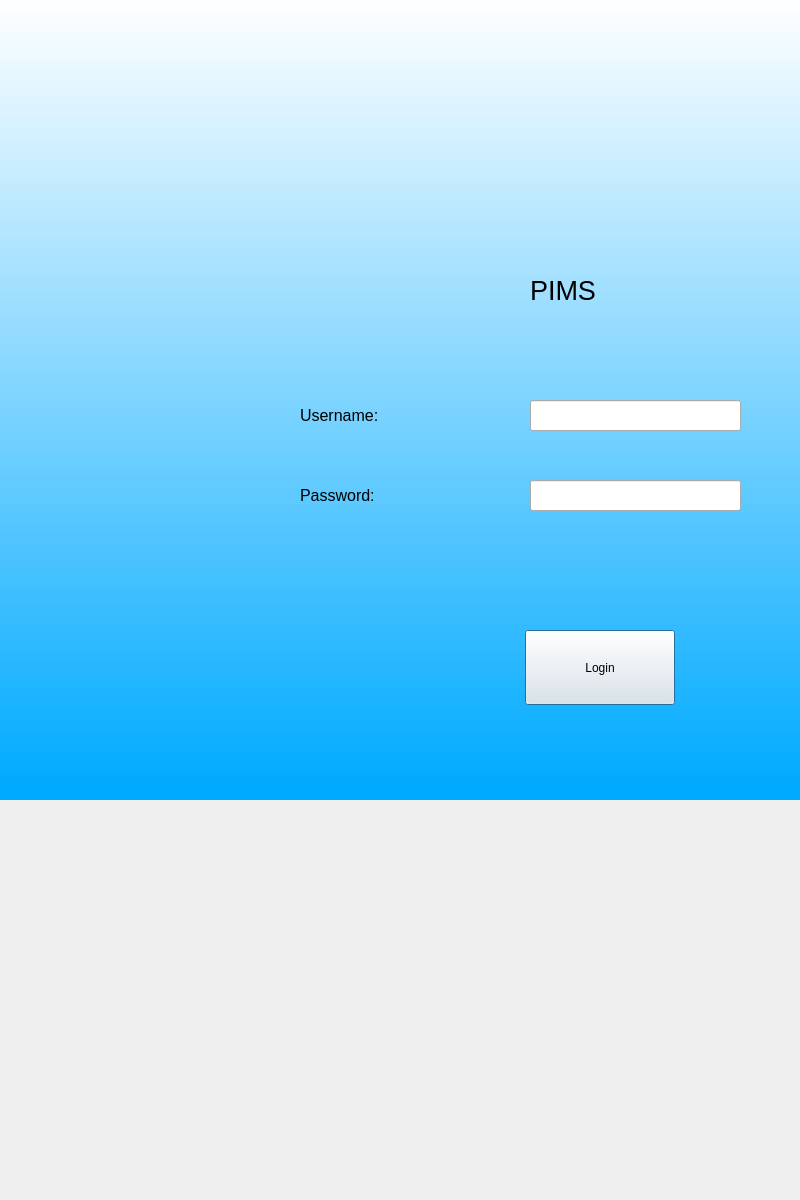
Above: login1.ui from AlexHarbaugh1/CS499 before the change. Below: the same form after it.
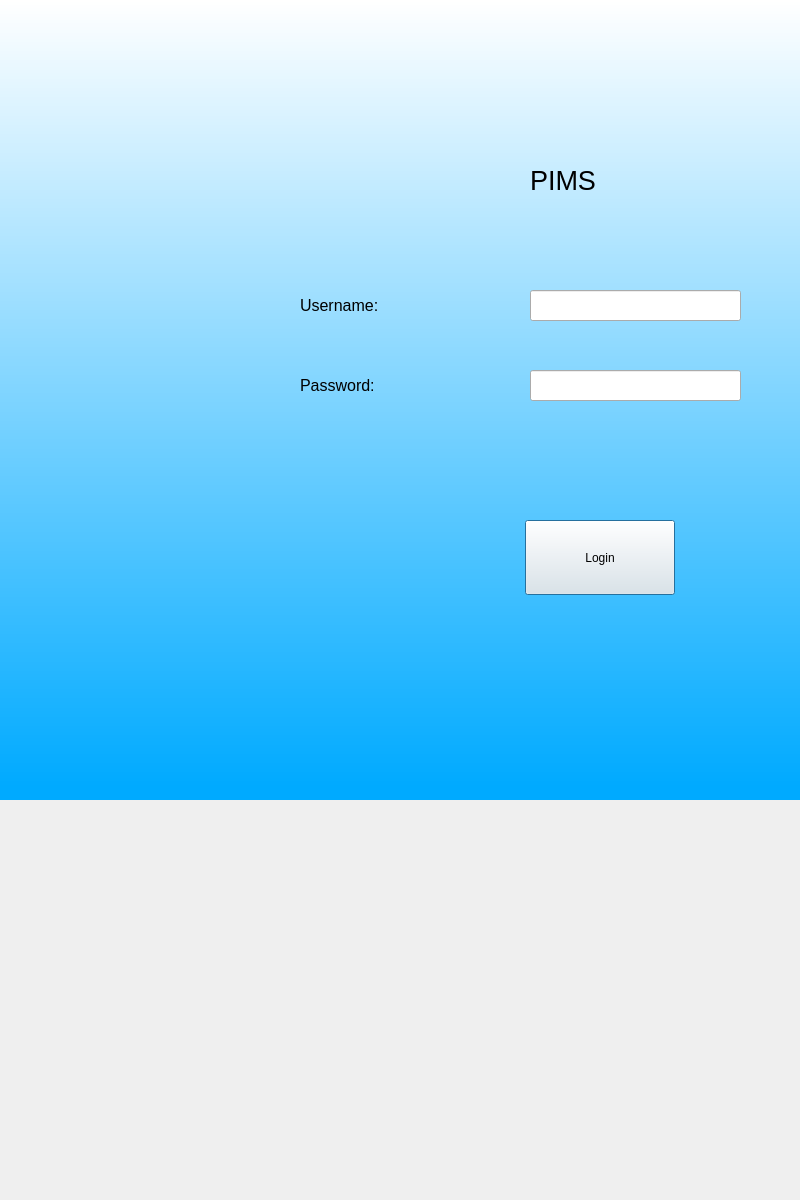
That is the form after the change.

Commit message: Login screen looks better

```diff
--- a/login1.ui
+++ b/login1.ui
@@ -30,7 +30,7 @@
     <property name="geometry">
      <rect>
       <x>530</x>
-      <y>255</y>
+      <y>145</y>
       <width>175</width>
       <height>71</height>
      </rect>
@@ -46,7 +46,7 @@
     <property name="geometry">
      <rect>
       <x>300</x>
-      <y>390</y>
+      <y>280</y>
       <width>221</width>
       <height>51</height>
      </rect>
@@ -62,7 +62,7 @@
     <property name="geometry">
      <rect>
       <x>300</x>
-      <y>470</y>
+      <y>360</y>
       <width>221</width>
       <height>51</height>
      </rect>
@@ -78,7 +78,7 @@
     <property name="geometry">
      <rect>
       <x>530</x>
-      <y>400</y>
+      <y>290</y>
       <width>211</width>
       <height>31</height>
      </rect>
@@ -88,7 +88,7 @@
     <property name="geometry">
      <rect>
       <x>530</x>
-      <y>480</y>
+      <y>370</y>
       <width>211</width>
       <height>31</height>
      </rect>
@@ -98,7 +98,7 @@
     <property name="geometry">
      <rect>
       <x>525</x>
-      <y>630</y>
+      <y>520</y>
       <width>150</width>
       <height>75</height>
      </rect>
```
